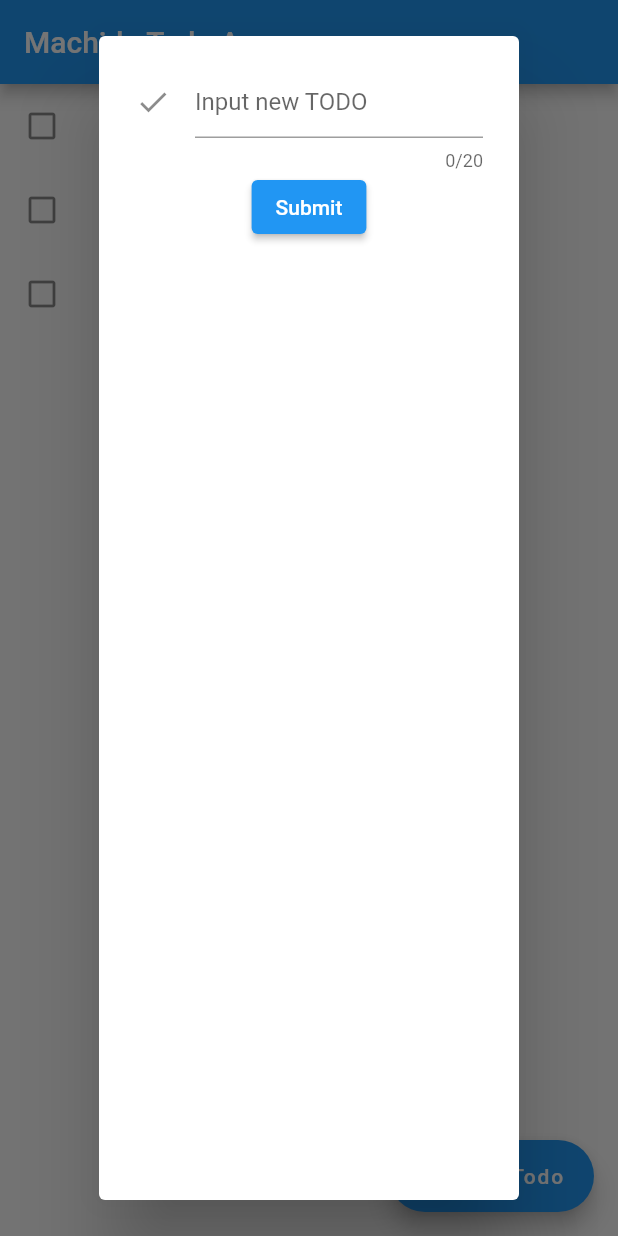
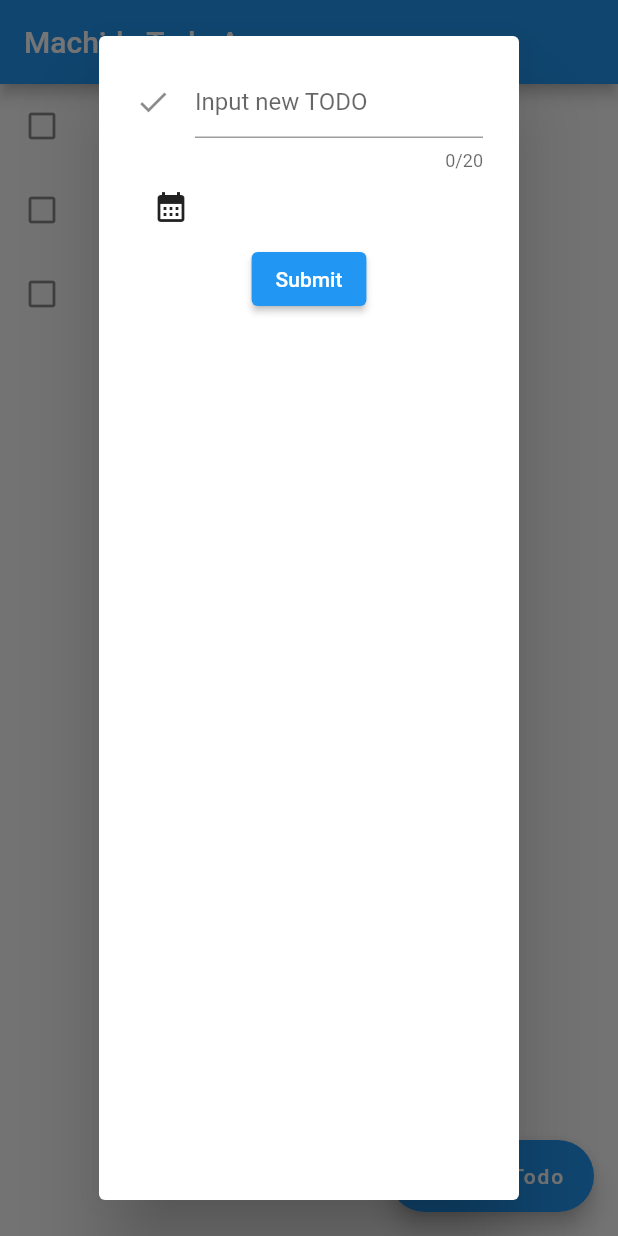
Before and after one commit to k0mach1/flutter_todo_app, a Flutter app: the screen it shows after launch, after a tap on "Add Todo", on a phone screen of 412 x 824 dp. Run offline on Flutter 3.47's test engine with Material 2 defaults, Android fonts, the light colour scheme and no system bars.

Commit message:
fix add_todo_modal to follow todo model

```diff
--- a/lib/components/add_todo_modal.dart
+++ b/lib/components/add_todo_modal.dart
@@ -1,5 +1,6 @@
 import 'package:flutter/material.dart';
 import 'package:flutter/services.dart';
+import 'package:flutter_todo_app/models/todo.dart';
 
 class AddTodoModal extends StatefulWidget {
   const AddTodoModal({super.key});
@@ -12,11 +13,11 @@ class AddTodoModal extends StatefulWidget {
 
 class AddTodoModalState extends State<AddTodoModal> {
 
-  String _todo = '';
+  final Todo _todo = Todo.createEmpty();
 
-  void handleText(String todo) {
+  void handleTitle(String title) {
     setState(() {
-      _todo = todo;
+      _todo.title = title;
     });
   }
 
@@ -35,7 +36,32 @@ class AddTodoModalState extends State<AddTodoModal> {
               icon: Icon(Icons.check),
               hintText: 'Input new TODO',
             ),
-            onChanged: handleText,
+            onChanged: handleTitle,
+          ),
+          Visibility(
+              visible: isTodoDeadlineEdited(),
+              child: Text('Deadline: ${_todo.getDeadlineString()}')
+          ),
+          Row(
+            mainAxisAlignment: MainAxisAlignment.start,
+            children: [
+              IconButton(
+                onPressed: () async {
+                  DateTime now = DateTime.now();
+                  final DateTime? pickedDate = await showDatePicker(
+                      context: context,
+                      initialDate: _todo.deadline,
+                      firstDate: now,
+                      lastDate: DateTime(now.year + 1));
+                  if (pickedDate != null) {
+                    setState(() {
+                      _todo.deadline = pickedDate;
+                    });
+                  }
+                },
+                icon: const Icon(Icons.calendar_month),
+              )
+            ],
           ),
           ElevatedButton(onPressed: () {
             Navigator.pop(context, _todo);
@@ -45,4 +71,7 @@ class AddTodoModalState extends State<AddTodoModal> {
     );
   }
 
+  bool isTodoDeadlineEdited() {
+    return !(_todo.deadline == Todo.defaultDeadline());
+  }
 }
--- a/lib/components/todo_list.dart
+++ b/lib/components/todo_list.dart
@@ -1,10 +1,11 @@
 import 'package:flutter/material.dart';
 import 'package:flutter_todo_app/components/todo_item.dart';
+import 'package:flutter_todo_app/models/todo.dart';
 
 typedef OnTodoItemDismissedCallback = void Function(int index);
 
 class TodoList extends StatelessWidget {
-  final List<String> todos;
+  final List<Todo> todos;
   final OnTodoItemDismissedCallback onTodoItemDismissed;
 
   const TodoList({ Key? key, required this.todos, required this.onTodoItemDismissed }) : super(key: key);
@@ -16,7 +17,7 @@ class TodoList extends StatelessWidget {
       itemBuilder: (context, index) {
         var todo = todos.elementAt(index);
         return TodoItem(
-          title: todo,
+          title: todo.title,
           onTodoItemDismissed: () {
             onTodoItemDismissed(index);
           },);
--- a/lib/models/todo.dart
+++ b/lib/models/todo.dart
@@ -1,3 +1,5 @@
+import 'package:intl/intl.dart';
+
 enum TodoStatus {
   notYet,
   done
@@ -15,6 +17,24 @@ class Todo {
     required this.status,
     required this.deadline,
     required this.isStared,
-    required this.description
+    this.description
   });
+
+  static Todo createEmpty() {
+    return Todo(
+        title: '',
+        status: TodoStatus.notYet,
+        deadline: defaultDeadline(),
+        isStared: false);
+  }
+
+  static DateTime defaultDeadline() {
+    DateTime now = DateTime.now();
+    return DateTime(now.year, now.month, now.day + 1);
+  }
+
+  String getDeadlineString() {
+    DateFormat format = DateFormat('MM/dd');
+    return format.format(deadline);
+  }
 }
--- a/lib/pages/home_page.dart
+++ b/lib/pages/home_page.dart
@@ -1,4 +1,5 @@
 import 'package:flutter/material.dart';
+import 'package:flutter_todo_app/models/todo.dart';
 import 'package:flutter_todo_app/components/add_todo_modal.dart';
 import 'package:flutter_todo_app/components/todo_list.dart';
 
@@ -11,7 +12,23 @@ class HomePage extends StatefulWidget {
 
 class HomePageState extends State<HomePage> {
 
-  List<String> _todos = ['TODO 1', 'TODO 2', 'TODO 3'];
+  final List<Todo> _todos = [
+    Todo(
+        title: 'Todo 1',
+        status: TodoStatus.notYet,
+        deadline: DateTime.now(),
+        isStared: true),
+    Todo(
+        title: 'Todo 2',
+        status: TodoStatus.notYet,
+        deadline: DateTime.now(),
+        isStared: true),
+    Todo(
+        title: 'Todo 3',
+        status: TodoStatus.notYet,
+        deadline: DateTime.now(),
+        isStared: true),
+  ];
 
   void showAddTodoModal() async {
     var result = await showDialog(
@@ -24,9 +41,13 @@ class HomePageState extends State<HomePage> {
   }
 
   void addTodo(Object? result) {
-    String todo = (result ?? 'null') as String;
-    if (todo.isNotEmpty) {
+    if (result == null) { return; }
+
+    try {
+      Todo todo = result as Todo;
       _todos.add(todo);
+    } catch(e) {
+      debugPrint(e.toString());
     }
   }
 
```
